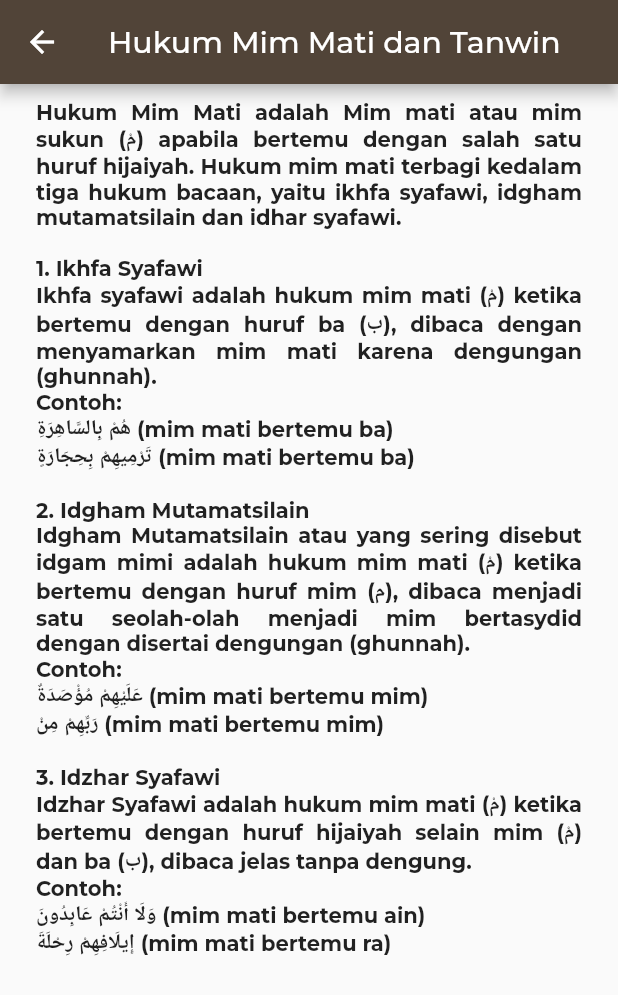
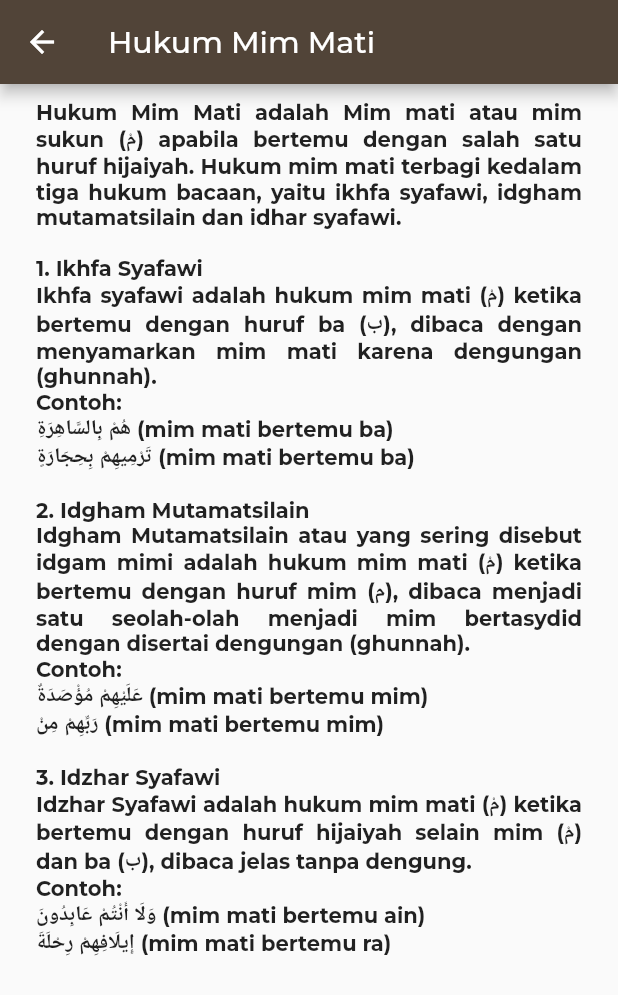
Before and after one commit to wafagaida/tb_mobile, a Flutter app: the MimMati screen opened directly, on a phone screen of 412 x 824 dp. Shown: the top 995 px of the screen. Run offline on Flutter 3.47's test engine with Material 2 defaults, Android fonts, the phone set to English and light mode, and no system bars; our stand-ins replace google_fonts; network calls fail.

```diff
--- a/lib/materi/mimmati.dart
+++ b/lib/materi/mimmati.dart
@@ -12,7 +12,7 @@
   Widget build(BuildContext context) {
     return Scaffold(
       appBar: AppBar(
-        title: const Text('Hukum Mim Mati dan Tanwin'),
+        title: const Text('Hukum Mim Mati'),
         backgroundColor: const Color(0xff514438),
       ),
       body: const SingleChildScrollView(
--- a/lib/screen/homescreen.dart
+++ b/lib/screen/homescreen.dart
@@ -21,7 +21,7 @@
         ),
         backgroundColor: const Color(0xff514438),
         // leading: const CircleAvatar(
-        //   backgroundImage: AssetImage('assets/foto.jpg'),
+        //   backgroundImage: AssetImage('assets/quran.png'),
         // ),
         toolbarHeight: 100,
       ),
```
Also changed, not shown: pubspec.yaml (+13 -0 lines), assets/quran.png (added), assets/quran_1.png (added), pubspec.lock, 32 other files.
